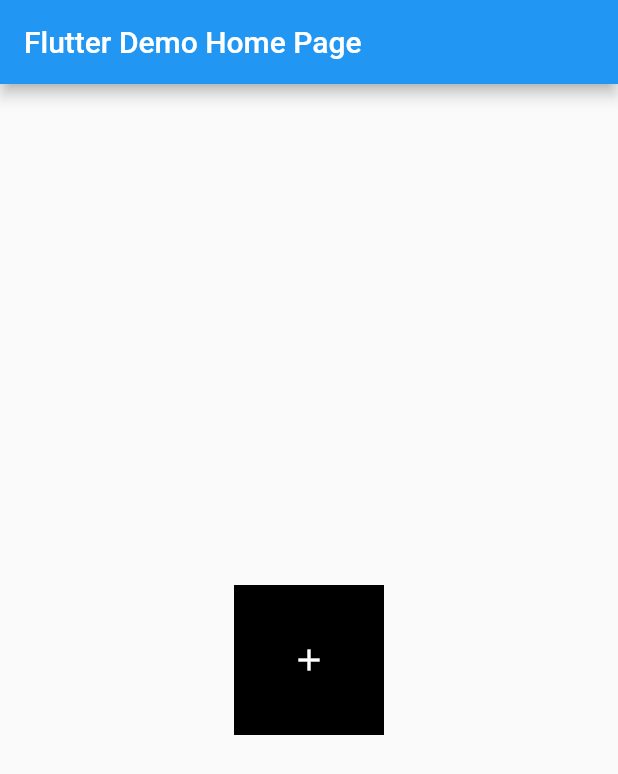
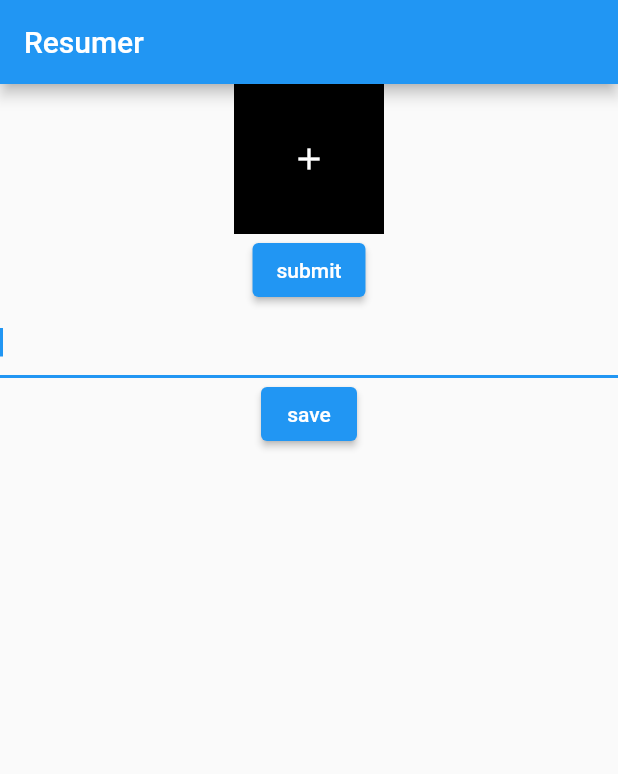
Before and after one commit to Gcekains/Gcekains, a Flutter app: the screen it shows after launch, on a phone screen of 412 x 824 dp. Shown: the top 774 px of the screen. Run offline on Flutter 3.47's test engine with Material 2 defaults, Android fonts, the phone set to English and light mode, and no system bars; our stand-ins replace file_picker; missing offline and left inert: resumer.

Commit message:
Update main.dart

```diff
--- a/lib/main.dart
+++ b/lib/main.dart
@@ -1,7 +1,17 @@
 import 'dart:io';
-
 import 'package:flutter/material.dart';
 import 'package:file_picker/file_picker.dart';
+import 'package:resumer/resumeChecker.dart';
+
+
+
+
+
+
+
+
+
+
 
 void main() {
   runApp(const MyApp());
@@ -10,40 +20,26 @@ void main() {
 class MyApp extends StatelessWidget {
   const MyApp({super.key});
 
-  // This widget is the root of your application.
   @override
   Widget build(BuildContext context) {
     return MaterialApp(
-      title: 'Flutter Demo',
+      title: 'Resumer',
       theme: ThemeData(
-        // This is the theme of your application.
-        //
-        // Try running your application with "flutter run". You'll see the
-        // application has a blue toolbar. Then, without quitting the app, try
-        // changing the primarySwatch below to Colors.green and then invoke
-        // "hot reload" (press "r" in the console where you ran "flutter run",
-        // or simply save your changes to "hot reload" in a Flutter IDE).
-        // Notice that the counter didn't reset back to zero; the application
-        // is not restarted.
         primarySwatch: Colors.blue,
       ),
-      home: const MyHomePage(title: 'Flutter Demo Home Page'),
+      home: const MyHomePage(title: 'Resumer'),
     );
   }
 }
 
+
+
+
+
+
+
 class MyHomePage extends StatefulWidget {
   const MyHomePage({super.key, required this.title});
-
-  // This widget is the home page of your application. It is stateful, meaning
-  // that it has a State object (defined below) that contains fields that affect
-  // how it looks.
-
-  // This class is the configuration for the state. It holds the values (in this
-  // case the title) provided by the parent (in this case the App widget) and
-  // used by the build method of the State. Fields in a Widget subclass are
-  // always marked "final".
-
   final String title;
 
   @override
@@ -52,22 +48,18 @@ class MyHomePage extends StatefulWidget {
 
 class _MyHomePageState extends State<MyHomePage> {
 
+  TextEditingController desc=new TextEditingController();
+  List data=[];
+
   @override
   Widget build(BuildContext context) {
-    // This method is rerun every time setState is called, for instance as done
-    // by the _incrementCounter method above.
-    //
-    // The Flutter framework has been optimized to make rerunning build methods
-    // fast, so that you can just rebuild anything that needs updating rather
-    // than having to individually change instances of widgets.
     return Scaffold(
       appBar: AppBar(
-          // Here we take the value from the MyHomePage object that was created by
-          // the App.build method, and use it to set our appbar title.
         title: Text(widget.title),
       ),
-        body: Center(
-          child: GestureDetector(
+      body: Column(
+        children : [
+          GestureDetector(
           child: Container(height: 100,width: 100,color: Colors.black,
             child: Icon(Icons.add,color: Colors.white,),
           ),
@@ -78,16 +70,34 @@ class _MyHomePageState extends State<MyHomePage> {
               PlatformFile? file = result.files.first;
               print(file.path);
               final File fileFor = File(file.path??"");
+              data=[];
               fileFor.readAsString().asStream().listen((event) {
-                  print(event);
+                data.add(event.toLowerCase());
               });
               // List<File> files= result.paths.map((e) => File(e)).toList();
             }
           },
         ),
+          ElevatedButton(onPressed: (){
+            bool x= ResumeChecker().acceptOrReject(data, desc.text);
+            ScaffoldMessenger.of(context).showSnackBar(SnackBar(content: Text("${x?'Agree':'Reject'}")));
+          }, child: Text("submit")),
+          Container(
+            child: Column(
+              children: [
+                TextField(
+                  autofocus: true,
+                  controller: desc,
+                ),
+                ElevatedButton(onPressed: (){
 
-        )// This trailing comma makes auto-formatting nicer for build methods.
+                }, child: Text("save"))
+              ],
+            ),
+          )
+
+      ]
+      )
     );
   }
-
 }
```
Lines whose indentation alone changed are shown as unchanged.
